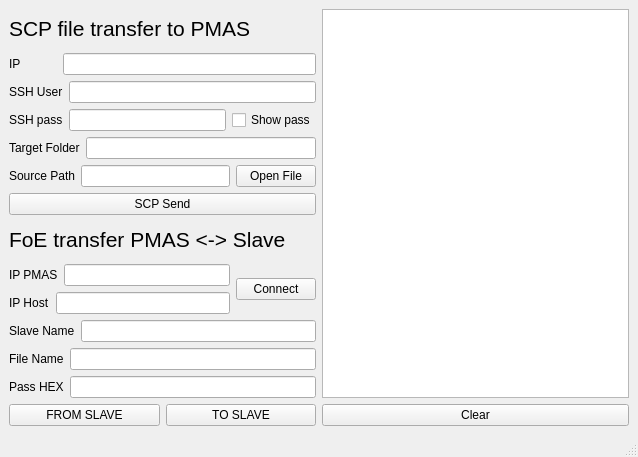
DmitriiGorelov/foe_gui, file mainwindow.ui: the form before one commit.
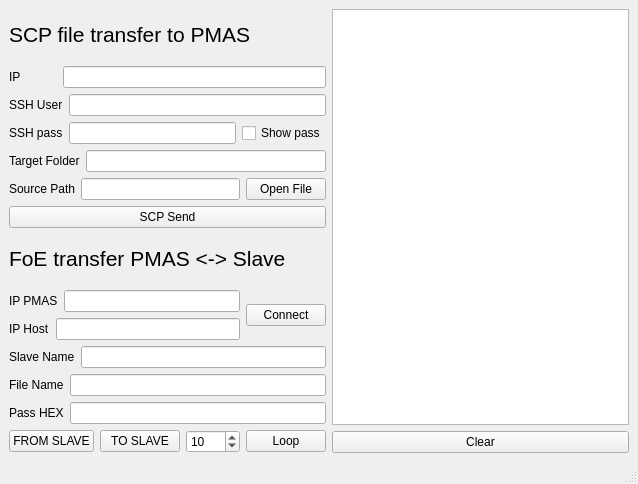
The form after the commit.

What changed in the file:
```diff
--- a/mainwindow.ui
+++ b/mainwindow.ui
@@ -7,7 +7,7 @@
     <x>0</x>
     <y>0</y>
     <width>638</width>
-    <height>457</height>
+    <height>484</height>
    </rect>
   </property>
   <property name="windowTitle">
@@ -16,7 +16,7 @@
   <widget class="QWidget" name="centralwidget">
    <layout class="QHBoxLayout" name="horizontalLayout_13">
     <item>
-     <layout class="QVBoxLayout" name="verticalLayout_6">
+     <layout class="QVBoxLayout" name="verticalLayout_5">
       <item>
        <layout class="QVBoxLayout" name="verticalLayout_2">
         <item>
@@ -125,7 +125,7 @@
        </layout>
       </item>
       <item>
-       <layout class="QVBoxLayout" name="verticalLayout_5">
+       <layout class="QVBoxLayout" name="verticalLayout_4">
         <item>
          <widget class="QLabel" name="label_10">
           <property name="font">
@@ -182,8 +182,6 @@
          </layout>
         </item>
         <item>
-         <layout class="QVBoxLayout" name="verticalLayout_4">
-          <item>
            <layout class="QHBoxLayout" name="horizontalLayout_3">
             <item>
              <widget class="QLabel" name="label_3">
@@ -245,7 +243,25 @@
               </property>
              </widget>
             </item>
-           </layout>
+          <item>
+           <widget class="QSpinBox" name="eFOELoopCounter">
+            <property name="minimum">
+             <number>1</number>
+            </property>
+            <property name="maximum">
+             <number>1000</number>
+            </property>
+            <property name="value">
+             <number>10</number>
+            </property>
+           </widget>
+          </item>
+          <item>
+           <widget class="QPushButton" name="bFOELoop">
+            <property name="text">
+             <string>Loop</string>
+            </property>
+           </widget>
           </item>
          </layout>
         </item>
```
Lines whose indentation alone changed are shown as unchanged.
